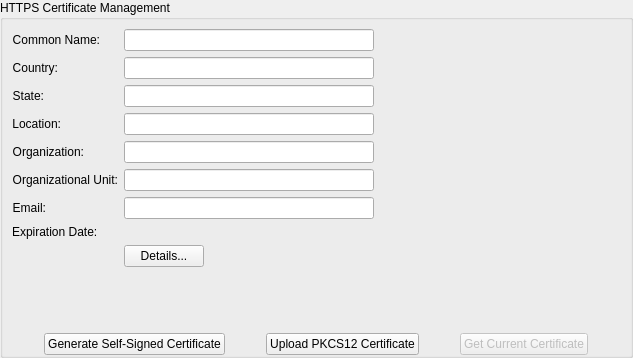
Before: the Qt Designer form FWAdminLib/Preferences/sslcertificateform.ui in fw-dev/translations, drawn with Qt 5.
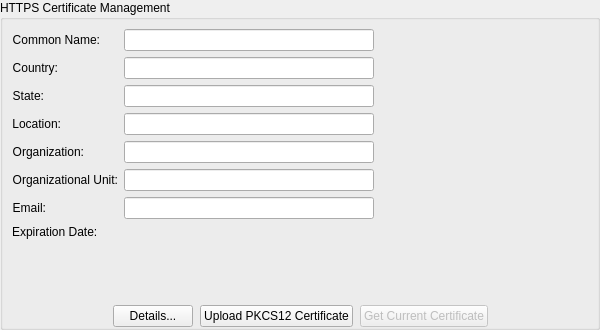
After: the same form once the commit is applied.

What changed in the file:
```diff
--- a/FWAdminLib/Preferences/sslcertificateform.ui
+++ b/FWAdminLib/Preferences/sslcertificateform.ui
@@ -6,8 +6,8 @@
    <rect>
     <x>0</x>
     <y>0</y>
-    <width>633</width>
-    <height>358</height>
+    <width>600</width>
+    <height>330</height>
    </rect>
   </property>
   <property name="windowTitle">
@@ -31,7 +31,7 @@
      <property name="title">
       <string>HTTPS Certificate Management</string>
      </property>
-     <layout class="QVBoxLayout" name="verticalLayout_2">
+     <layout class="QVBoxLayout" name="verticalLayout_2" stretch="0,0,1,0">
       <property name="spacing">
        <number>0</number>
       </property>
@@ -51,7 +51,7 @@
        <widget class="QWidget" name="widget" native="true">
         <layout class="QFormLayout" name="formLayout">
          <property name="fieldGrowthPolicy">
-          <enum>QFormLayout::FieldsStayAtSizeHint</enum>
+          <enum>QFormLayout::ExpandingFieldsGrow</enum>
          </property>
          <item row="0" column="0">
           <widget class="QLabel" name="commonNamelbl">
@@ -273,22 +273,19 @@
            </property>
           </widget>
          </item>
-         <item row="8" column="1">
-          <widget class="QPushButton" name="details">
-           <property name="sizePolicy">
-            <sizepolicy hsizetype="Fixed" vsizetype="Fixed">
-             <horstretch>0</horstretch>
-             <verstretch>0</verstretch>
-            </sizepolicy>
-           </property>
-           <property name="text">
-            <string>Details...</string>
-           </property>
-          </widget>
-         </item>
         </layout>
        </widget>
       </item>
+      <item>
+       <widget class="QLabel" name="warning">
+        <property name="text">
+         <string/>
+        </property>
+        <property name="wordWrap">
+         <bool>true</bool>
+        </property>
+       </widget>
+      </item>
       <item>
        <spacer name="verticalSpacer">
         <property name="orientation">
@@ -296,26 +293,32 @@
         </property>
         <property name="sizeHint" stdset="0">
          <size>
-          <width>20</width>
+          <width>0</width>
           <height>0</height>
          </size>
         </property>
        </spacer>
       </item>
-      <item>
-       <widget class="QLabel" name="warning">
-        <property name="text">
-         <string/>
-        </property>
-        <property name="wordWrap">
-         <bool>true</bool>
-        </property>
-       </widget>
-      </item>
       <item>
        <layout class="QHBoxLayout" name="horizontalLayout">
+        <property name="spacing">
+         <number>7</number>
+        </property>
         <item>
-         <widget class="QPushButton" name="generateCertificateButton">
+         <spacer name="horizontalSpacer">
+          <property name="orientation">
+           <enum>Qt::Horizontal</enum>
+          </property>
+          <property name="sizeHint" stdset="0">
+           <size>
+            <width>40</width>
+            <height>20</height>
+           </size>
+          </property>
+         </spacer>
+        </item>
+        <item>
+         <widget class="QPushButton" name="details">
           <property name="sizePolicy">
            <sizepolicy hsizetype="Fixed" vsizetype="Fixed">
             <horstretch>0</horstretch>
@@ -323,7 +326,7 @@
            </sizepolicy>
           </property>
           <property name="text">
-           <string>Generate Self-Signed Certificate</string>
+           <string>Details...</string>
           </property>
          </widget>
         </item>
@@ -356,6 +359,19 @@
           </property>
          </widget>
         </item>
+        <item>
+         <spacer name="horizontalSpacer_2">
+          <property name="orientation">
+           <enum>Qt::Horizontal</enum>
+          </property>
+          <property name="sizeHint" stdset="0">
+           <size>
+            <width>40</width>
+            <height>20</height>
+           </size>
+          </property>
+         </spacer>
+        </item>
        </layout>
       </item>
      </layout>
```
